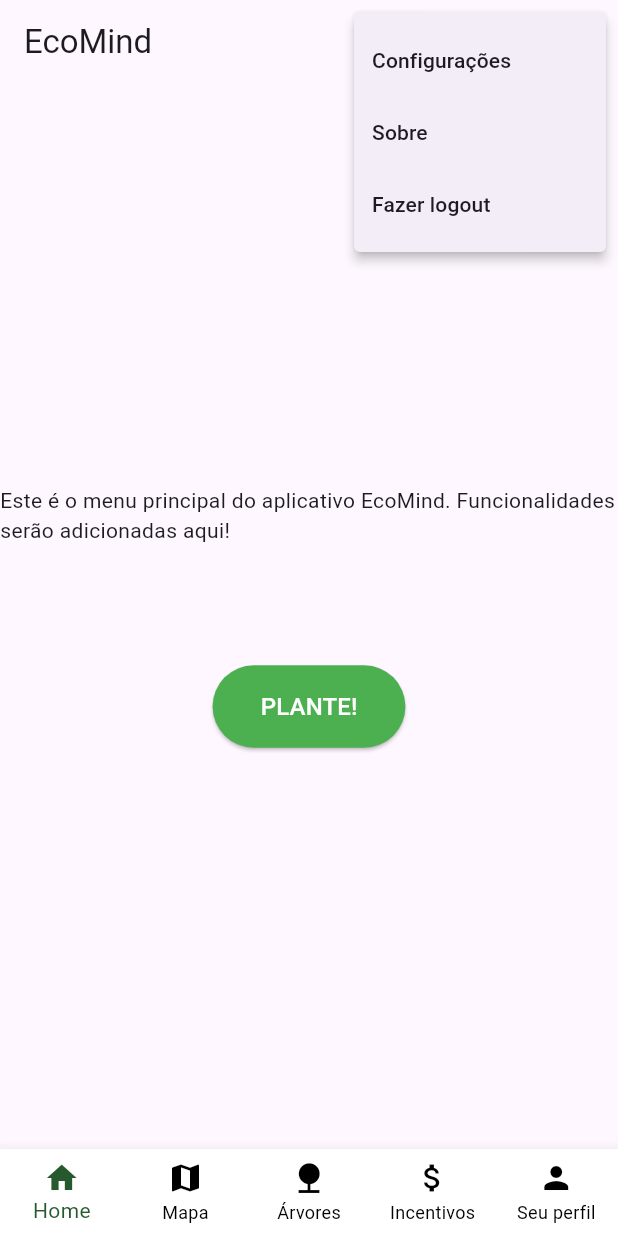
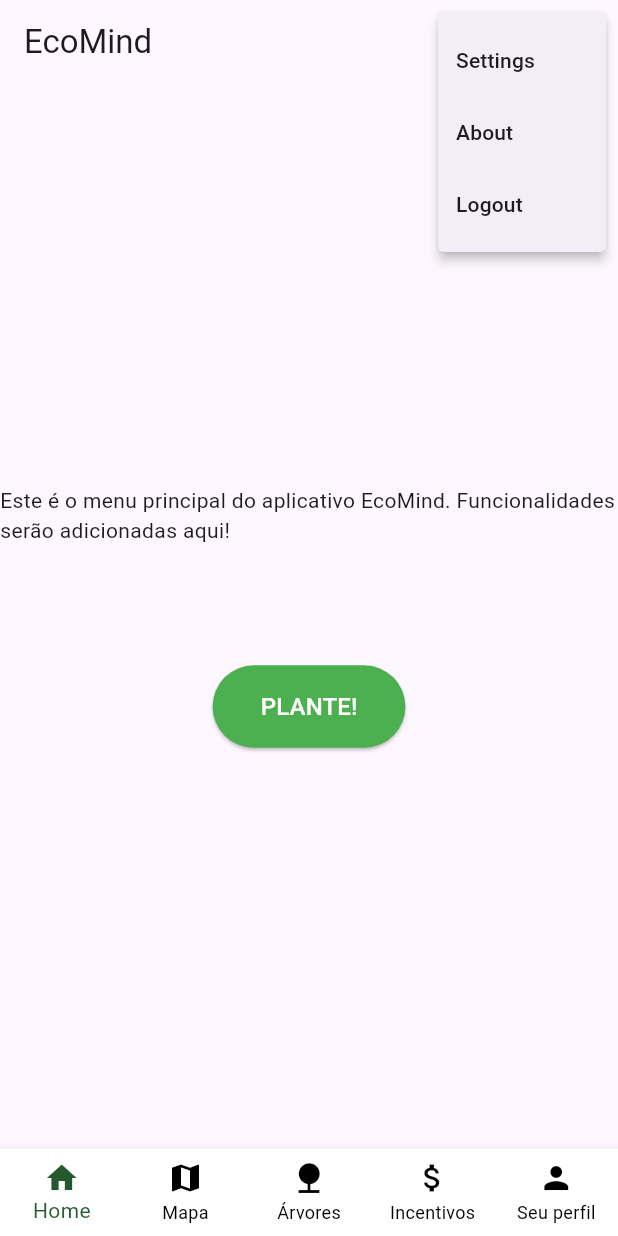
Before and after one commit to ggcraveiro/AppFetin, a Flutter app: the screen it shows after launch, after a tap on the "more vert" icon, on a phone screen of 412 x 824 dp. Run offline on Flutter 3.47's test engine with Material 3 defaults, Android fonts, the phone set to English and light mode, and no system bars.

Commit message:
Update HomePage with navigation to Settings, About, and Logout pages

```diff
--- a/lib/pages/home_page.dart
+++ b/lib/pages/home_page.dart
@@ -4,6 +4,9 @@ import 'menu2_page.dart';
 import 'menu3_page.dart';
 import 'menu4_page.dart';
 import 'menu5_page.dart';
+import 'settings_page.dart';
+import 'about_page.dart';
+import 'logout_page.dart';
 
 class HomePage extends StatefulWidget {
   const HomePage({super.key});
@@ -34,26 +37,34 @@ class _HomePageState extends State<HomePage> {
               return [
                 const PopupMenuItem(
                   value: 'settings',
-                  child: Text('Configurações'),
+                  child: Text('Settings'),
                 ),
                 const PopupMenuItem(
                   value: 'about',
-                  child: Text('Sobre'),
+                  child: Text('About'),
                 ),
                 const PopupMenuItem(
                   value: 'logout',
-                  child: Text('Fazer logout'),
+                  child: Text('Logout'),
                 ),
               ];
             },
             onSelected: (String value) {
-              // Handle menu item selection
               if (value == 'settings') {
-                // Handle settings
+                Navigator.push(
+                  context,
+                  MaterialPageRoute(builder: (context) => const SettingsPage()),
+                );
               } else if (value == 'about') {
-                // Handle about
+                Navigator.push(
+                  context,
+                  MaterialPageRoute(builder: (context) => const AboutPage()),
+                );
               } else if (value == 'logout') {
-                // Handle logout
+                Navigator.push(
+                  context,
+                  MaterialPageRoute(builder: (context) => const LogoutPage()),
+                );
               }
             },
           ),
```
